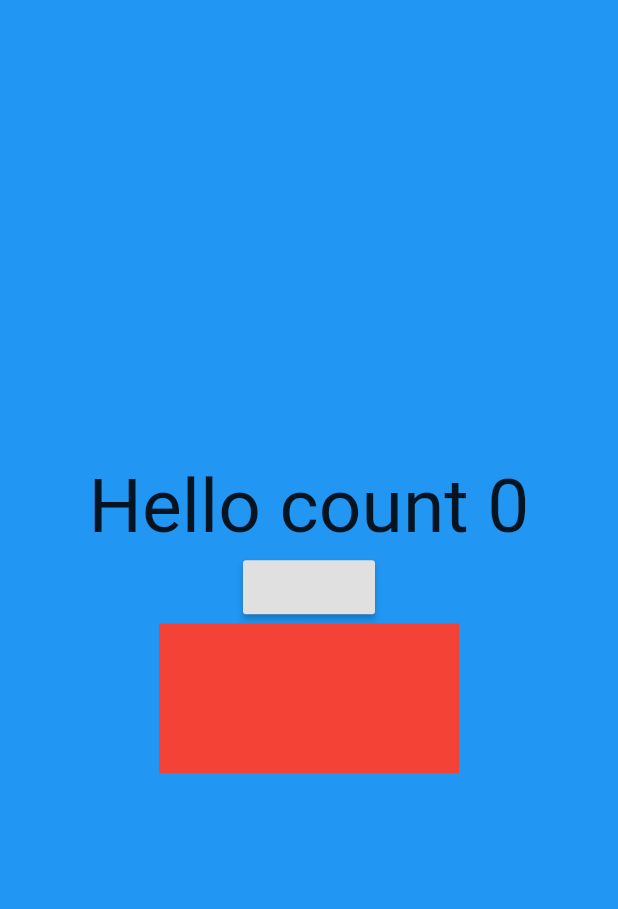
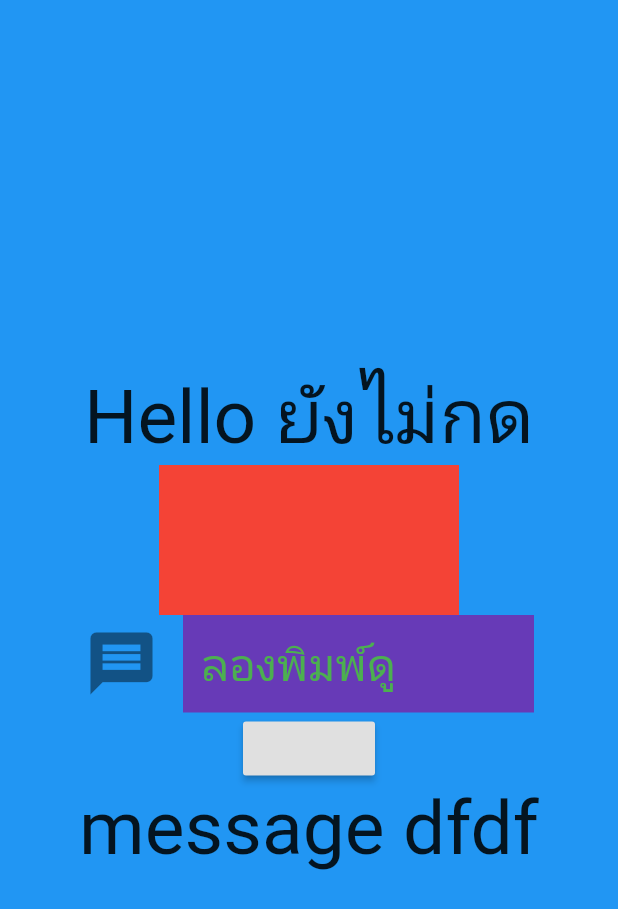
Before and after one commit to sanayut12345/cpe5today_2mobile, a Flutter app: the screen it shows after launch, on a phone screen of 412 x 824 dp. Shown: the top 909 px of the screen. Run offline on Flutter 3.47's test engine with Material 2 defaults, Android fonts, the phone set to English and light mode, and no system bars.

```diff
--- a/lib/main.dart
+++ b/lib/main.dart
@@ -25,22 +25,40 @@ class TestStateflull extends StatefulWidget {
 }
 
 class _TestStateflullState extends State<TestStateflull> {
-  int count = 0;
-
-  List<Color> color = [Colors.red,Colors.amber,Colors.pink,Colors.purple,Colors.teal,Colors.white];
+  String message = "ยังไม่กด";
+  List<Color> color = [Colors.red,Colors.amber];
   int countColors = 0;
-  onchangColors(){
-    if (countColors > 4){
+  _ontapup(){
     setState(() {
+      message = "ปล่อยแล้ว";
       countColors = 0;
     });
   }
-      else{
+  _ontapdown(){
     setState(() {
-          countColors = countColors+1;
-
+      message = "กดแล้ว";
+      countColors = 1;
     });
   }
+
+  TextEditingController messagefrom;
+  @override
+  void initState() {
+    // TODO: implement initState
+    super.initState();
+    messagefrom = TextEditingController();
+  }
+  // @override
+  // void dispose() {
+  //   // TODO: implement dispose
+  //   super.dispose();
+  // }
+  String _messages = "dfdf";
+  _onsubmitt(){
+    setState(() {
+      _messages = messagefrom.text;
+    });
+
   }
   @override
   Widget build(BuildContext context) {
@@ -48,33 +66,60 @@ class _TestStateflullState extends State<TestStateflull> {
       mainAxisAlignment: MainAxisAlignment.center,
       children: [
         Text(
-          "Hello count $count",
+          "Hello $message",
           style: TextStyle(
             fontSize: 50.0
           ),
         ),
+        GestureDetector(
+
+          onTapDown: (e) =>{
+            _ontapdown()
+          },
+          onTapUp: (e)=>{
+            _ontapup()
+          },
+          child: Container(
+            width: 200,
+            height: 100,
+            color: color[countColors],
+          ),
+        ),
+        Container(
+          width: 300.0,
+          child: TextFormField(
+            controller: messagefrom,
+            decoration: InputDecoration(
+              hintText: "ลองพิมพ์ดู",
+              hintStyle: TextStyle(
+                color: Colors.green,
+                fontSize: 30.0
+              ),
+              border: InputBorder.none,
+              icon: Icon(
+                Icons.message,
+                size: 50.0,
+                ),
+                fillColor: Colors.deepPurple,
+                filled: true,
+            ),
+
+          ),
+        ),
         RaisedButton(
           onPressed: (){
-            setState(() {
-              count = count+1;
-            });
-
-          }
+            _onsubmitt();
+            messagefrom.clear();
+        }),
+        Text(
+          "message $_messages",
+          style: TextStyle(
+            fontSize: 50
           ),
-        FlatButton(
-          onPressed: (){
-            onchangColors();
-          },
-          child: Container(
-            height: 100,
-            width: 200,
-            color: color[countColors],
-          )
         )
       ],
     );
   }
 
 
-
 }
```
Lines whose indentation alone changed are shown as unchanged.
